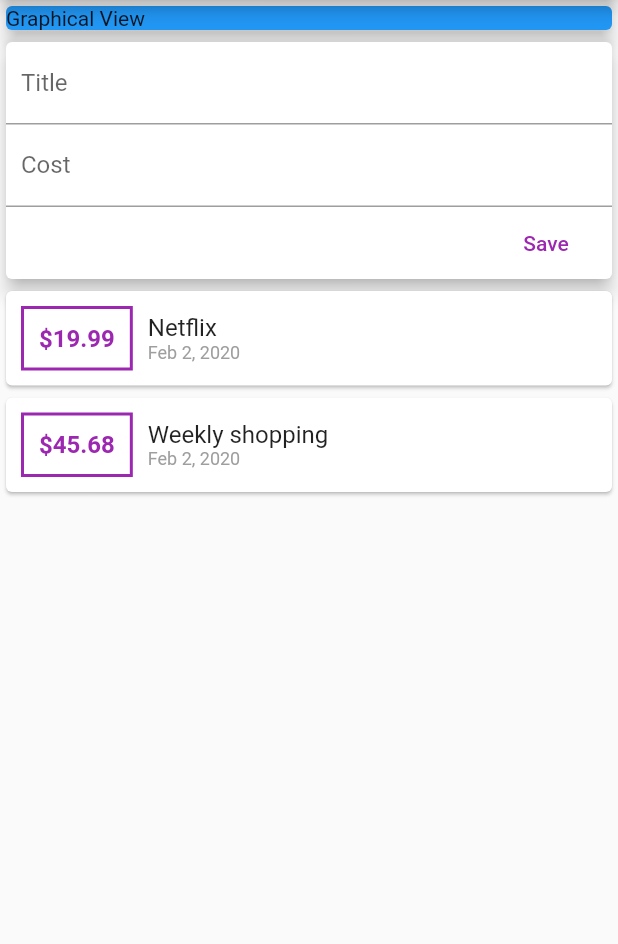
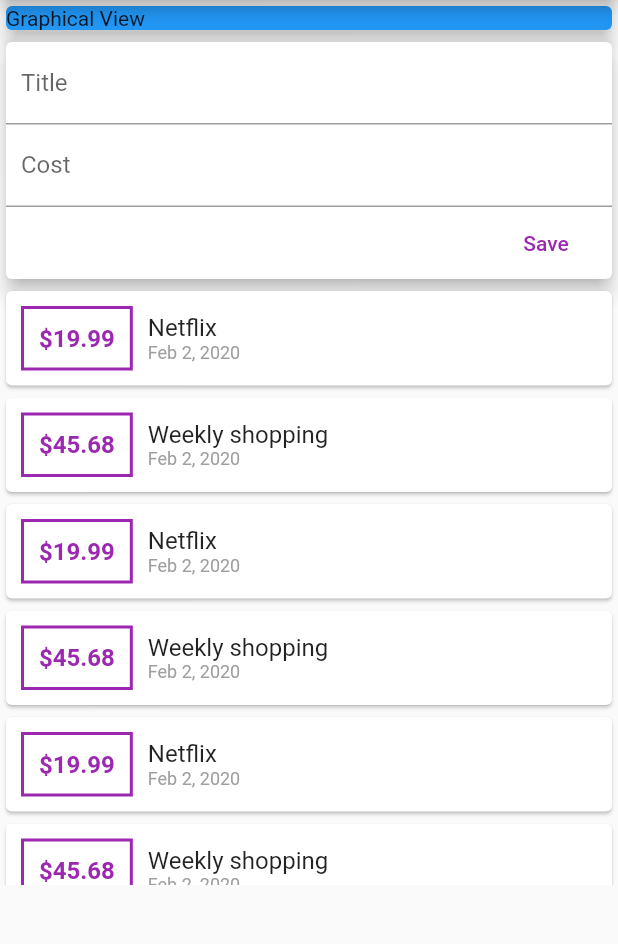
Before and after one commit to jmohandas/expenseapp, a Flutter app: the screen it shows after launch, on a phone screen of 412 x 824 dp, the part 84-1028 px from its top. Run offline on Flutter 3.47's test engine with Material 2 defaults, Android fonts, the phone set to English and light mode, and no system bars.

Commit message:
Added ListView Builderto make a efficient scrollable view

```diff
--- a/lib/main.dart
+++ b/lib/main.dart
@@ -26,6 +26,7 @@ class ExpenseApp extends StatelessWidget {
             CombinedListAndInput(),
           ],
         ),
-    ));
+      ),
+    );
   }
 }
--- a/lib/widgets/combinedListAndInput.dart
+++ b/lib/widgets/combinedListAndInput.dart
@@ -11,6 +11,78 @@ class CombinedListAndInput extends StatefulWidget {
 
 class _CombinedListAndInputState extends State<CombinedListAndInput> {
   final List<Transaction> transactions = [
+    Transaction(
+      id: 't1',
+      title: 'Netflix',
+      cost: 19.99,
+      time: DateTime.now(),
+    ),
+    Transaction(
+      id: 't2',
+      title: 'Weekly shopping',
+      cost: 45.68,
+      time: DateTime.now(),
+    ),
+    Transaction(
+      id: 't1',
+      title: 'Netflix',
+      cost: 19.99,
+      time: DateTime.now(),
+    ),
+    Transaction(
+      id: 't2',
+      title: 'Weekly shopping',
+      cost: 45.68,
+      time: DateTime.now(),
+    ),
+    Transaction(
+      id: 't1',
+      title: 'Netflix',
+      cost: 19.99,
+      time: DateTime.now(),
+    ),
+    Transaction(
+      id: 't2',
+      title: 'Weekly shopping',
+      cost: 45.68,
+      time: DateTime.now(),
+    ),
+    Transaction(
+      id: 't1',
+      title: 'Netflix',
+      cost: 19.99,
+      time: DateTime.now(),
+    ),
+    Transaction(
+      id: 't2',
+      title: 'Weekly shopping',
+      cost: 45.68,
+      time: DateTime.now(),
+    ),
+    Transaction(
+      id: 't1',
+      title: 'Netflix',
+      cost: 19.99,
+      time: DateTime.now(),
+    ),
+    Transaction(
+      id: 't2',
+      title: 'Weekly shopping',
+      cost: 45.68,
+      time: DateTime.now(),
+    ),
+    Transaction(
+      id: 't1',
+      title: 'Netflix',
+      cost: 19.99,
+      time: DateTime.now(),
+    ),
+    Transaction(
+      id: 't2',
+      title: 'Weekly shopping',
+      cost: 45.68,
+      time: DateTime.now(),
+    ),
     Transaction(
       id: 't1',
       title: 'Netflix',
--- a/lib/widgets/transactionsList.dart
+++ b/lib/widgets/transactionsList.dart
@@ -8,8 +8,10 @@ class TransactionsList extends StatelessWidget {
 
   @override
   Widget build(BuildContext context) {
-    return Column(
-      children: _transactions.map((tx) {
+    return Container(
+      height: 400,
+      child: ListView.builder(
+        itemBuilder: (context, index) {
           return Card(
             child: Row(
               children: <Widget>[
@@ -26,7 +28,7 @@ class TransactionsList extends StatelessWidget {
                   ),
                   padding: EdgeInsets.all(10),
                   child: Text(
-                  '\$${tx.cost}',
+                    '\$${_transactions[index].cost}',
                     style: TextStyle(
                         color: Colors.purple,
                         fontWeight: FontWeight.bold,
@@ -38,11 +40,11 @@ class TransactionsList extends StatelessWidget {
                   mainAxisAlignment: MainAxisAlignment.spaceBetween,
                   children: <Widget>[
                     Text(
-                    tx.title,
+                      _transactions[index].title,
                       style: TextStyle(fontSize: 16),
                     ),
                     Text(
-                    DateFormat.yMMMd().format(tx.time),
+                      DateFormat.yMMMd().format(_transactions[index].time),
                       style: TextStyle(
                         fontSize: 12,
                         color: Colors.grey,
@@ -53,7 +55,9 @@ class TransactionsList extends StatelessWidget {
               ],
             ),
           );
-      }).toList(),
+        },
+        itemCount: _transactions.length,
+      ),
     );
   }
 }
```
Lines whose indentation alone changed are shown as unchanged.
